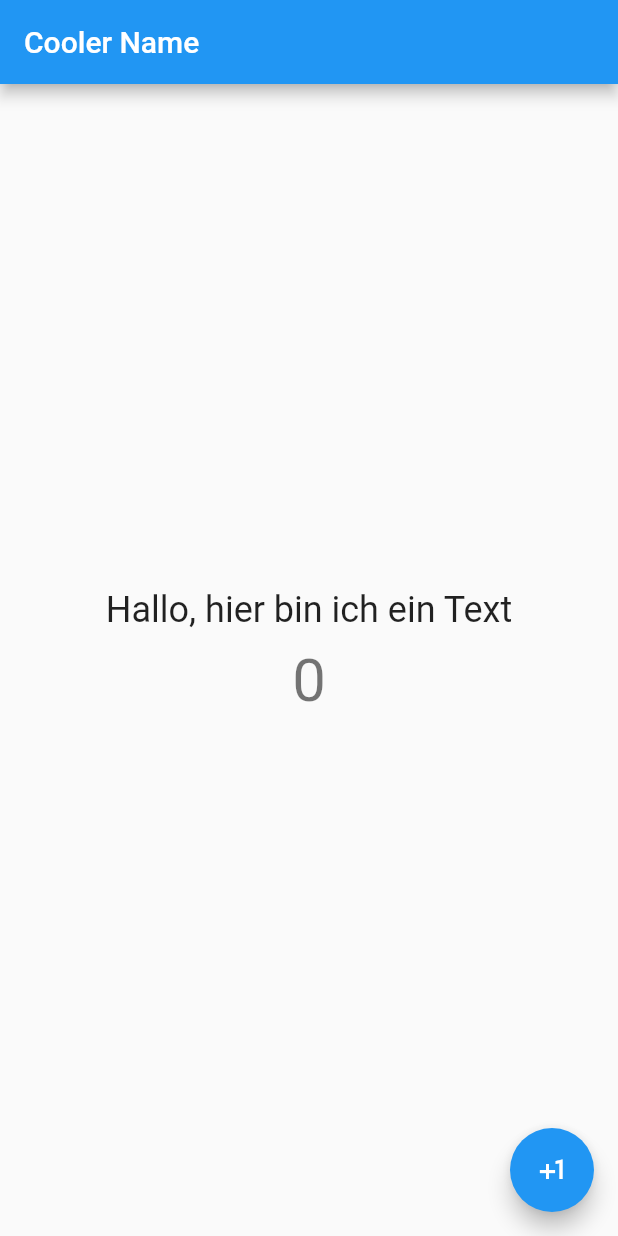
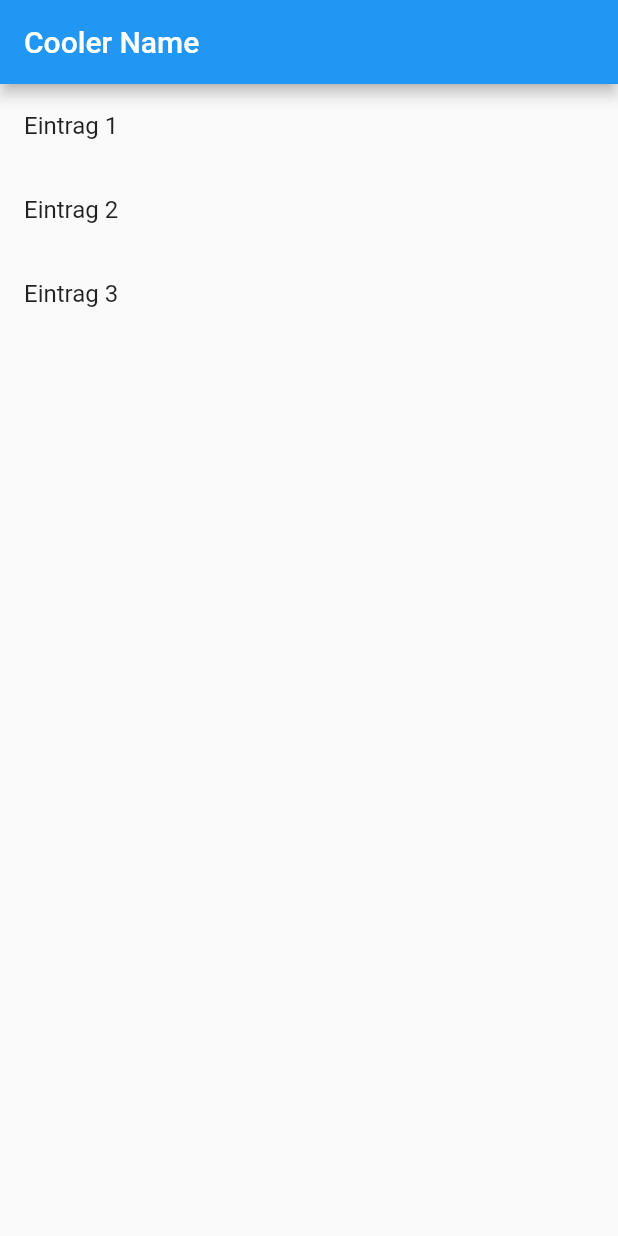
Before and after one commit to CowsWasTaken/flutter-test-project, a Flutter app: the screen it shows after launch, on a phone screen of 412 x 824 dp. Run offline on Flutter 3.47's test engine with Material 2 defaults, Android fonts, the phone set to English and light mode, and no system bars; our stand-ins replace random_string.

Commit message:
added dissmissible

```diff
--- a/lib/main.dart
+++ b/lib/main.dart
@@ -1,6 +1,4 @@
 import 'package:flutter/material.dart';
-
-import 'SuperGoodButton.dart';
 
 void main() => runApp(MyApp());
 
@@ -32,28 +30,15 @@ class MyButton extends StatelessWidget {
 class MyExampleSnackbarState extends State<MyExampleSnackbar> {
   int counter = 0;
 
+  var itemList = List.of({"1", "2", "3"});
+
   @override
   Widget build(BuildContext context) {
     return Scaffold(
-      appBar: AppBar(
-        title: const Text("Cooler Name"),
-      ),
-      body: Center(
-          child: Column(
-        crossAxisAlignment: CrossAxisAlignment.center,
-        mainAxisAlignment: MainAxisAlignment.center,
-        children: [
-          Text("Hallo, hier bin ich ein Text",
-              style: Theme.of(context).textTheme.headlineSmall),
-          SuperGoodButton(counter)
-        ],
-      )),
-      floatingActionButton: FloatingActionButton(
-        onPressed: _incrementCounter,
-        tooltip: 'Increment',
-        child: const Icon(Icons.plus_one),
-      ),
-    );
+        appBar: AppBar(
+          title: const Text("Cooler Name"),
+        ),
+        body: createList());
   }
 
   void _incrementCounter() {
@@ -61,6 +46,46 @@ class MyExampleSnackbarState extends State<MyExampleSnackbar> {
       counter++;
     });
   }
+
+  createList() {
+    return ListView.builder(
+      itemCount: itemList.length,
+      itemBuilder: (context, index) {
+        final item = itemList[index];
+        return Dismissible(
+          key: UniqueKey(),
+          background: Container(
+            color: Colors.red,
+            alignment: Alignment.centerLeft,
+            padding: const EdgeInsets.only(left: 10),
+            child: const Icon(Icons.delete),
+          ),
+          secondaryBackground: Container(
+            color: Colors.green,
+            alignment: Alignment.centerRight,
+            padding: const EdgeInsets.only(right: 10),
+            child: const Icon(Icons.add),
+          ),
+          child: ListTile(
+            title: Text("Eintrag $item"),
+          ),
+          onDismissed: (direction) {
+            setState(() {
+              itemList.removeAt(index);
+            });
+            String msg = "";
+            if (direction == DismissDirection.endToStart) {
+              msg = "Created";
+            } else if (direction == DismissDirection.startToEnd) {
+              msg = "Deleted";
+            }
+            ScaffoldMessenger.of(context)
+                .showSnackBar(SnackBar(content: Text("$msg Eintrag $item")));
+          },
+        );
+      },
+    );
+  }
 }
 
 class MyExampleSnackbar extends StatefulWidget {
```
